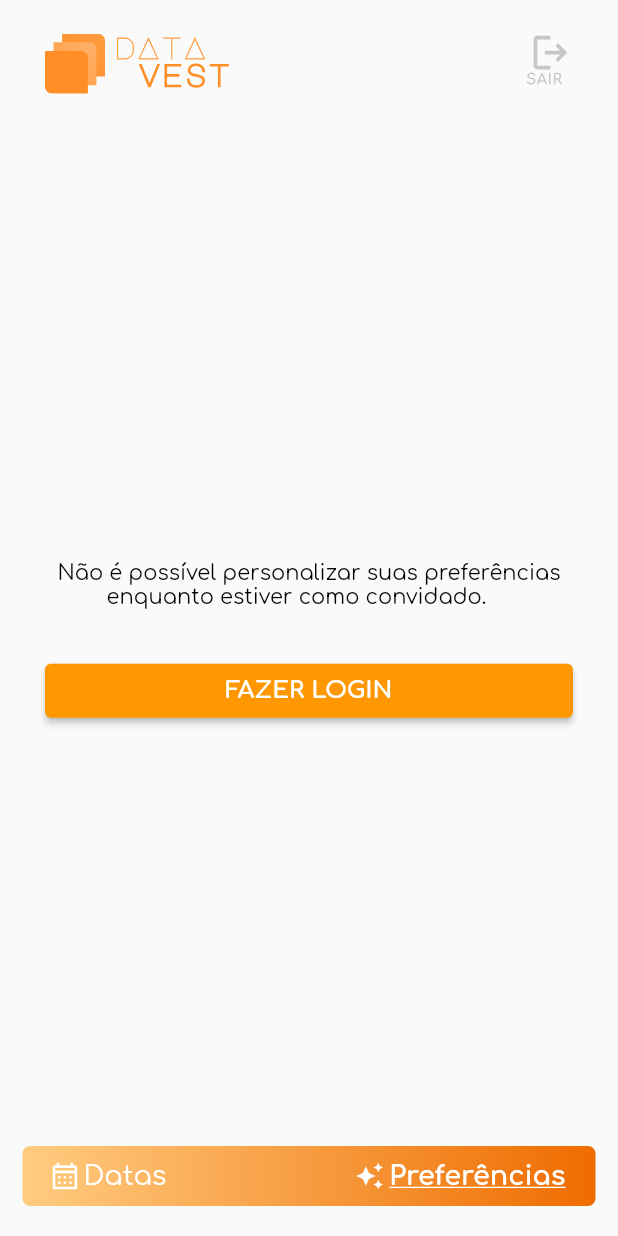
After one commit to thiagowaib/datavest-app, a Flutter app: the ConvDatasPage screen opened by its route, after a tap on "Preferências", on a phone screen of 412 x 824 dp. The commit adds this screen. Run offline on Flutter 3.47's test engine with Material 2 defaults, Android fonts, the light colour scheme and no system bars; our stand-ins replace flutter_svg, fluttertoast; network calls fail.

Commit message:
Relase 1.0

```diff
--- /dev/null
+++ b/lib/conv_datas.dart
@@ -0,0 +1,228 @@
+import 'dart:convert';
+
+import 'package:flutter/material.dart';
+import 'package:flutter_svg/flutter_svg.dart';
+import 'package:json_annotation/json_annotation.dart';
+import 'package:http/http.dart' as http;
+import 'globals.dart' as globals;
+
+@JsonSerializable()
+class Vestibular {
+  String descricao;
+  String data;
+
+  Vestibular({
+    required this.descricao,
+    required this.data
+  });
+
+  static Vestibular fromJson(json) => Vestibular(
+    descricao: json['descricao'],
+    data: json['data'],
+  );
+}
+
+class ConvDatasPage extends StatefulWidget {
+  const ConvDatasPage({super.key});
+
+  @override
+  State<ConvDatasPage> createState() => _ConvDatasPageState();
+}
+
+class _ConvDatasPageState extends State<ConvDatasPage> {
+  GlobalKey<FormState> formKey = GlobalKey<FormState>();
+
+  Future<List<Vestibular>> vestibularesFuture = getVestibulares();
+
+  static Future<List<Vestibular>> getVestibulares() async {
+    final response = await http.post(
+      Uri.parse('https://datavest-api.glitch.me/listarDatas'),
+      body: json.encode({'vestibulares': globals.preferencias}),
+      headers: {'content-type': 'application/json'}
+    );
+
+    final body = json.decode(response.body);
+
+    return body.map<Vestibular>(Vestibular.fromJson).toList();
+  }
+
+  @override
+  Widget build(BuildContext context) {
+
+    // Media Queries that fetch current screen width and height
+    double screenWidth   = MediaQuery.of(context).size.width;
+    // double screenHeight  = MediaQuery.of(context).size.height;
+
+
+    Widget buildVestibulares(List<Vestibular> vestibulares) => ListView.builder(
+      itemCount: vestibulares.length,
+      scrollDirection: Axis.vertical,
+      shrinkWrap: true,
+      itemBuilder: ((context, index) {
+        final vestibular = vestibulares[index];
+        final data = vestibular.data;
+        final dataHoje = DateTime(DateTime.now().year, DateTime.now().month, DateTime.now().day);
+        final dataVest = DateTime.parse('${data.split('/')[2]}-${data.split('/')[1]}-${data.split('/')[0]}');
+
+        final diasRestantes = (dataVest.difference(dataHoje).inHours / 24).round();
+
+        if(diasRestantes > 0) {
+          return Card(
+            child: ListTile(
+              title: Text(vestibular.descricao),
+              subtitle: Text('Faltam $diasRestantes dias'),
+              trailing: Text(vestibular.data, style: const TextStyle(
+                color: Colors.orange,
+              ),),
+            ),
+          );
+        }
+        return null;
+      }),
+    );
+
+    return Scaffold(
+      body: SafeArea(
+        child: SizedBox.expand(
+          child: Column(
+            mainAxisAlignment: MainAxisAlignment.spaceBetween,
+            children: <Widget>[
+              Padding(
+                padding: const EdgeInsets.symmetric(vertical: 20.0, horizontal: 30.0),
+                child: Row(
+                  mainAxisAlignment: MainAxisAlignment.spaceBetween,
+                  crossAxisAlignment: CrossAxisAlignment.center,
+                  children: <Widget>[
+                    SvgPicture.asset(
+                        'assets/Logo-Menu.svg',
+                        semanticsLabel: 'DataVest Logo',
+                        height: 40,
+                    ),
+                    GestureDetector(
+                      onTap: () {
+                        globals.email = '';
+                        globals.jwt = '';
+                        globals.preferencias = [];
+                        Navigator.pushReplacementNamed(context, "/");
+                      },
+                      child: SvgPicture.asset(
+                          'assets/Sair.svg',
+                          semanticsLabel: 'DataVest Logo',
+                          height: 45,
+                      ),
+                    )
+                  ]),
+              ),
+              const Padding(
+                padding: EdgeInsets.symmetric(vertical: 5, horizontal: 20),
+                child: Text("ENTROU COMO CONVIDADO", style: TextStyle(
+                      color: Colors.orange,
+                      fontSize: 12,
+                      fontWeight: FontWeight.w200,
+                      fontStyle: FontStyle.italic
+                    ),),
+              ),
+              Expanded(
+                child: SingleChildScrollView(
+                  physics: const BouncingScrollPhysics(),
+                  child: Column(
+                    children: [
+                      ((globals.preferencias.length == 1 && globals.preferencias[0] == '.') ?
+                        const Center(child: Text("""
+
+
+Não há vestibulares para exibir,
+  verifique suas preferências.""", style: TextStyle(color: Colors.grey),))
+                      : FutureBuilder<List<Vestibular>>(
+                        future: vestibularesFuture,
+                        builder: (context, snapshot) {
+                          if(snapshot.connectionState == ConnectionState.waiting) {
+                            return const CircularProgressIndicator();
+                          } else if(snapshot.hasData) {
+                            final vestibulares = snapshot.data!;
+
+                            return buildVestibulares(vestibulares);
+                          } else {
+                            return const Center(child: Text("Não há vestibulares para acessar"));
+                          }
+                        },
+                      )),
+                    ],
+                  ),
+                ),
+              ),
+              Padding(
+                padding: const EdgeInsets.symmetric(vertical: 20.0, horizontal: 0),
+                child: Container(
+                  width: screenWidth - 30,
+                  padding: const EdgeInsets.symmetric(vertical: 10, horizontal: 20),
+                  decoration: BoxDecoration(
+                    gradient: LinearGradient(begin: Alignment.centerLeft, end: Alignment.centerRight, colors: [
+                      Colors.orange.shade800,
+                      Colors.orange.shade200
+                    ]),
+                    borderRadius: const BorderRadius.all(Radius.circular(5))
+                  ),
+                  child: Row(
+
+                    mainAxisAlignment: MainAxisAlignment.spaceBetween,
+                    crossAxisAlignment: CrossAxisAlignment.center,
+                    children: <Widget>[
+                      GestureDetector(
+                        onTap: () {
+
+                        },
+                        child: Row(
+                          mainAxisAlignment: MainAxisAlignment.start,
+                          crossAxisAlignment: CrossAxisAlignment.center,
+                          children: <Widget>[
+                            SvgPicture.asset(
+                              'assets/Icone-Datas.svg',
+                              semanticsLabel: 'Icone Datas',
+                              height: 18,
+                              colorFilter: const ColorFilter.mode(Colors.white, BlendMode.srcIn),
+                            ),
+                            const Text(' '),
+                            const Text('Datas', style: TextStyle(
+                              color: Colors.white,
+                              fontSize: 18,
+                              decoration: TextDecoration.underline,
+                              fontWeight: FontWeight.w700,
+                              decorationThickness: 2
+                              ),)
+                          ],
+                        ),
+                      ),
+                      GestureDetector(
+                        onTap: () {
+                          Navigator.pushReplacementNamed(context, '/conv_preferencias');
+                        },
+                        child: Row(
+                          mainAxisAlignment: MainAxisAlignment.start,
+                          crossAxisAlignment: CrossAxisAlignment.center,
+                          children: <Widget>[
+                            SvgPicture.asset(
+                              'assets/Icone-Preferencias.svg',
+                              semanticsLabel: 'Icone Preferencias',
+                              height: 18,
+                              colorFilter: const ColorFilter.mode(Colors.white, BlendMode.srcIn),
+                            ),
+                            const Text(' '),
+                            const Text('Preferências', style: TextStyle(
+                              color: Colors.white,
+                              fontSize: 18,
+                              ),)
+                          ],
+                        ),
+                      )
+                    ],
+                  ),
+                ),
+              )
+            ]
+          ),
+        ),
+      ),
+    );
+  }
+}
--- /dev/null
+++ b/lib/conv_preferencias.dart
@@ -0,0 +1,201 @@
+import 'dart:convert';
+
+import 'package:flutter/material.dart';
+import 'package:flutter_svg/flutter_svg.dart';
+import 'package:json_annotation/json_annotation.dart';
+import 'package:http/http.dart' as http;
+import 'globals.dart' as globals;
+
+@JsonSerializable()
+class Preferencia{
+  String id;
+  String descricao;
+  bool prefere;
+
+  Preferencia({
+    required this.id,
+    required this.descricao,
+    required this.prefere
+  });
+
+  static Preferencia fromJson(json) => Preferencia(
+    id: json['id'],
+    descricao: json['descricao'],
+    prefere: json['prefere']
+  );
+}
+
+class ConvPreferenciasPage extends StatefulWidget {
+  const ConvPreferenciasPage({super.key});
+
+  @override
+  State<ConvPreferenciasPage> createState() => _ConvPreferenciasPageState();
+}
+
+class _ConvPreferenciasPageState extends State<ConvPreferenciasPage> {
+  GlobalKey<FormState> formKey = GlobalKey<FormState>();
+
+  Future<List<Preferencia>> preferenciasFuture = getPreferencias();
+  TextEditingController filtrarController = TextEditingController();
+  bool filtrando = false;
+
+  static Future<List<Preferencia>> getPreferencias() async {
+    final response = await http.post(
+      Uri.parse('https://datavest-api.glitch.me/buscarPreferencias'),
+      body: json.encode({'email': 'teste@email.com'}),
+      headers: {'content-type': 'application/json'}
+    );
+
+    final body = json.decode(response.body);
+
+    return body.map<Preferencia>(Preferencia.fromJson).toList();
+  }
+
+  @override
+  Widget build(BuildContext context) {
+    // Media Queries that fetch current screen width and height
+    double screenWidth   = MediaQuery.of(context).size.width;
+    // double screenHeight  = MediaQuery.of(context).size.height
+
+    return Scaffold(
+      resizeToAvoidBottomInset: false,
+      body: SafeArea(
+        child: SizedBox.expand(
+          child: Column(
+            mainAxisAlignment: MainAxisAlignment.spaceBetween,
+            children: <Widget>[
+              Padding(
+                padding: const EdgeInsets.symmetric(vertical: 20.0, horizontal: 30.0),
+                child: Row(
+                  mainAxisAlignment: MainAxisAlignment.spaceBetween,
+                  crossAxisAlignment: CrossAxisAlignment.center,
+                  children: <Widget>[
+                    SvgPicture.asset(
+                        'assets/Logo-Menu.svg',
+                        semanticsLabel: 'DataVest Logo',
+                        height: 40,
+                    ),
+                    GestureDetector(
+                      onTap: () {
+                        globals.email = '';
+                        globals.jwt = '';
+                        globals.preferencias = [];
+                        Navigator.pushReplacementNamed(context, "/");
+                      },
+                      child: SvgPicture.asset(
+                          'assets/Sair.svg',
+                          semanticsLabel: 'DataVest Logo',
+                          height: 45,
+                      ),
+                    )
+                  ]),
+              ),
+                SizedBox(
+                  width: screenWidth,
+                  height: 300,
+                  child: Column(
+                    mainAxisAlignment: MainAxisAlignment.center,
+                    children: [
+                      Padding(
+                  padding: EdgeInsets.symmetric(vertical: 30, horizontal: 20),
+                  child: Text("""
+Não é possível personalizar suas preferências
+        enquanto estiver como convidado.""", style: TextStyle(
+                        color: Colors.black,
+                        fontSize: 14,
+                        fontWeight: FontWeight.w400,
+                      ),),
+                    ),
+                    SizedBox(
+                      width: screenWidth - 60,
+                      child: ElevatedButton(
+                        onPressed: (){
+                          globals.email = '';
+                          globals.jwt = '';
+                          globals.preferencias = [];
+                          Navigator.pushReplacementNamed(context, "/");
+                        },
+                        child: const Text("FAZER LOGIN", style: TextStyle(
+                          color: Colors.white,
+                          fontSize: 16,
+                          fontWeight: FontWeight.w700
+                        ),),
+                      ),
+                    )
+                  ],
+                  ),
+                ),
+                Padding(
+                      padding: const EdgeInsets.symmetric(vertical: 20.0, horizontal: 0),
+                      child: Container(
+                        width: screenWidth - 30,
+                        padding: const EdgeInsets.symmetric(vertical: 10, horizontal: 20),
+                        decoration: BoxDecoration(
+                          gradient: LinearGradient(begin: Alignment.centerLeft, end: Alignment.centerRight, colors: [
+                            Colors.orange.shade200,
+                            Colors.orange.shade800
+                          ]),
+                          borderRadius: const BorderRadius.all(Radius.circular(5))
+                        ),
+                        child: Row(
+                          mainAxisAlignment: MainAxisAlignment.spaceBetween,
+                          crossAxisAlignment: CrossAxisAlignment.center,
+                          children: <Widget>[
+                            GestureDetector(
+                              onTap: () {
+                                Navigator.pushReplacementNamed(context, '/datas');
+                              },
+                              child: Row(
+                                mainAxisAlignment: MainAxisAlignment.start,
+                                crossAxisAlignment: CrossAxisAlignment.center,
+                                children: <Widget>[
+                                  SvgPicture.asset(
+                                    'assets/Icone-Datas.svg',
+                                    semanticsLabel: 'Icone Datas',
+                                    height: 18,
+                                    colorFilter: const ColorFilter.mode(Colors.white, BlendMode.srcIn),
+                                  ),
+                                  const Text(' '),
+                                  const Text('Datas', style: TextStyle(
+                                    color: Colors.white,
+                                    fontSize: 18,
+                                    decorationThickness: 2
+                                    ),)
+                                ],
+                              ),
+                            ),
+                            GestureDetector(
+                              onTap: () {
+
+                              },
+                              child: Row(
+                                mainAxisAlignment: MainAxisAlignment.start,
+                                crossAxisAlignment: CrossAxisAlignment.center,
+                                children: <Widget>[
+                                  SvgPicture.asset(
+                                    'assets/Icone-Preferencias.svg',
+                                    semanticsLabel: 'Icone Preferencias',
+                                    height: 18,
+                                    colorFilter: const ColorFilter.mode(Colors.white, BlendMode.srcIn),
+                                  ),
+                                  const Text(' '),
+                                  const Text('Preferências', style: TextStyle(
+                                    color: Colors.white,
+                                    decoration: TextDecoration.underline,
+                                    fontWeight: FontWeight.w700,
+                                    fontSize: 18,
+                                    ),)
+                                ],
+                              ),
+                            )
+                          ],
+                        ),
+                      ),
+                    )
+            ]
+          ),
+        ),
+      ),
+    );
+  }
+}
--- a/lib/login.dart
+++ b/lib/login.dart
@@ -2,7 +2,9 @@ import 'dart:convert';
 
 import 'package:datavest/cadastro.dart';
 import 'package:datavest/datas.dart';
+import 'package:datavest/conv_datas.dart';
 import 'package:datavest/preferencias.dart';
+import 'package:datavest/conv_preferencias.dart';
 import 'package:flutter/material.dart';
 import 'package:flutter_svg/flutter_svg.dart';
 import 'package:json_annotation/json_annotation.dart';
@@ -65,7 +67,9 @@ class MyApp extends StatelessWidget {
         '/': (context) => const LoginPage(),
         '/cadastro': (context) => const CadastroPage(),
         '/datas': (context) => const DatasPage(),
-        '/preferencias': (context) => const PreferenciasPage()
+        '/conv_datas': (context) => const ConvDatasPage(),
+        '/preferencias': (context) => const PreferenciasPage(),
+        '/conv_preferencias': (context) => const ConvPreferenciasPage()
       },
     );
   }
@@ -278,6 +282,34 @@ class _LoginPageState extends State<LoginPage> {
                         ),),
                       )
                     ],
+                  ),
+                  const Padding(
+                    padding: EdgeInsets.symmetric(vertical: 35, horizontal: 20),
+                    child: Text("―――――――――――  ou  ―――――――――――", style: TextStyle(
+                          color: Colors.grey,
+                          fontSize: 12,
+                          fontWeight: FontWeight.w200,
+                          fontStyle: FontStyle.italic
+                        ),),
+                  ),
+                  Padding(
+                    padding: const EdgeInsets.symmetric(vertical: 5, horizontal: 20),
+                    child: GestureDetector(
+                      onTap: () {
+                          emailController.clear();
+                          senhaController.clear();
+                          globals.email = '';
+                          globals.jwt = '';
+                          globals.preferencias = [];
+                          Navigator.pushNamed(context, "/conv_datas", arguments: "1");
+                      },
+                      child: const Text("Entrar como Convidado", style: TextStyle(
+                          color: Colors.orange,
+                          fontSize: 16,
+                          fontWeight: FontWeight.w700,
+                          decoration: TextDecoration.underline
+                      ),),
+                    ),
                   )
                 ],
               ),
--- a/lib/preferencias.dart
+++ b/lib/preferencias.dart
@@ -43,7 +43,7 @@ class _PreferenciasPageState extends State<PreferenciasPage> {
   static Future<List<Preferencia>> getPreferencias() async {
     final response = await http.post(
       Uri.parse('https://datavest-api.glitch.me/buscarPreferencias'),
-      body: json.encode({'email': 'teste@email.com'}),
+      body: json.encode({'email': globals.email}),
       headers: {'content-type': 'application/json'}
     );
 
```
